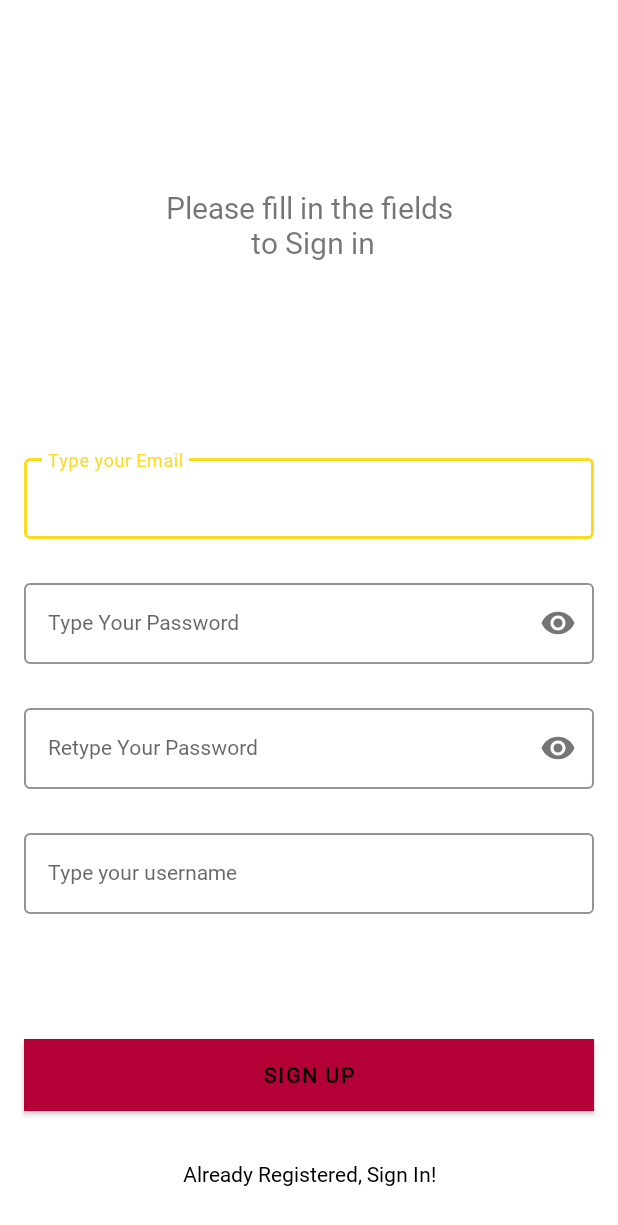
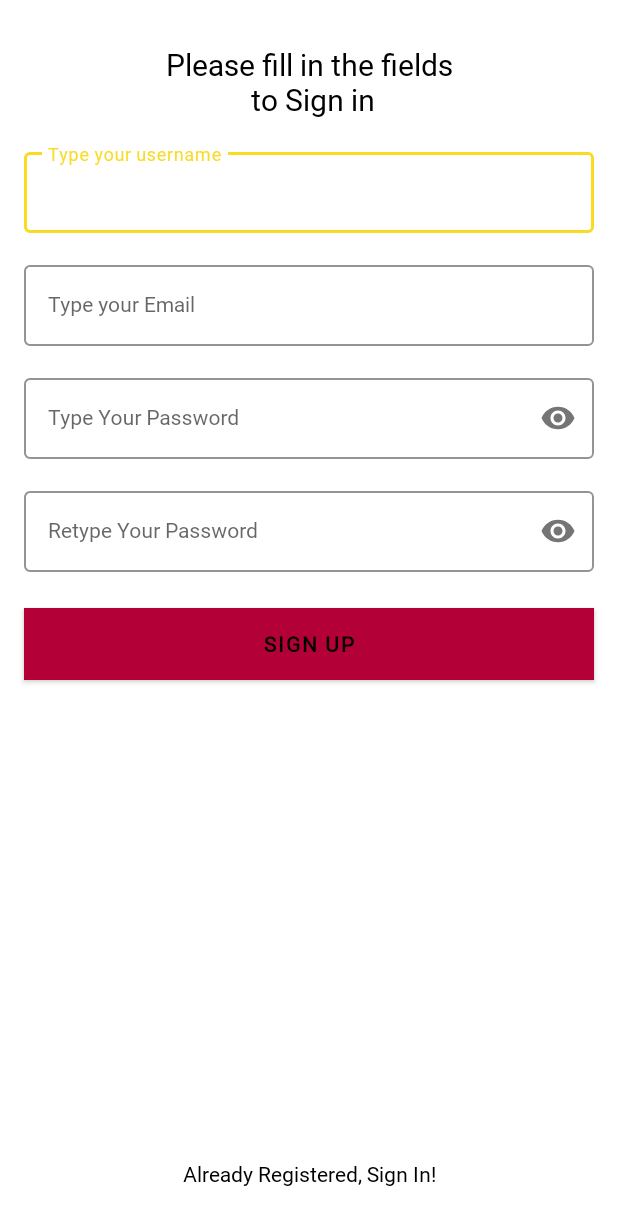
Before and after one commit to H-Alsaifi/BookBox-App, an Android app built with Jetpack Compose: the SignUp screen opened directly, with no data from a screen before it, on a phone screen of 412 x 824 dp. Shown: the top 1225 px of the screen. Run offline under Robolectric (Android 15) with nearby library versions, the phone set to English and light mode, and no system bars; our stand-ins replace Firebase (no records; nobody signed in at launch, a user with empty details on screens opened directly).

Commit message:
v8. Fixed the activity_sign_in.xml and activity_sign_up.xml xml files and added comments to SignIn.kt and SignUp.kt classes.

```diff
--- a/Application/app/src/main/res/layout/activity_sign_up.xml
+++ b/Application/app/src/main/res/layout/activity_sign_up.xml
@@ -6,20 +6,40 @@
     android:layout_height="match_parent"
     tools:context=".SignUp">
 
+    <com.google.android.material.textfield.TextInputLayout
+        android:id="@+id/usernameLayout"
+        style="@style/LoginTextInputOuterFieldStyle"
+        android:layout_width="match_parent"
+        android:layout_height="wrap_content"
+        android:layout_marginHorizontal="16dp"
+        android:layout_marginTop="96dp"
+        app:boxStrokeColor="@color/yellow"
+        app:hintTextColor="@color/yellow"
+        app:layout_constraintEnd_toEndOf="parent"
+        app:layout_constraintStart_toStartOf="parent"
+        app:layout_constraintTop_toTopOf="parent">
+
+        <com.google.android.material.textfield.TextInputEditText
+            android:id="@+id/username"
+            style="@style/LoginTextInputInnerFieldStyle"
+            android:layout_width="match_parent"
+            android:layout_height="wrap_content"
+            android:hint="@string/type_your_username"
+            android:inputType="text" />
+    </com.google.android.material.textfield.TextInputLayout>
 
     <com.google.android.material.textfield.TextInputLayout
         android:id="@+id/emailLayout"
         style="@style/LoginTextInputOuterFieldStyle"
         android:layout_width="match_parent"
         android:layout_height="wrap_content"
+        android:layout_marginTop="16dp"
         android:layout_marginHorizontal="16dp"
-        android:layout_marginTop="300dp"
         app:boxStrokeColor="@color/yellow"
         app:hintTextColor="@color/yellow"
-        app:layout_constraintEnd_toEndOf="parent"
-        app:layout_constraintHorizontal_bias="0.5"
+        app:layout_constraintTop_toBottomOf="@id/usernameLayout"
         app:layout_constraintStart_toStartOf="parent"
-        app:layout_constraintTop_toTopOf="parent">
+        app:layout_constraintEnd_toEndOf="parent">
 
         <com.google.android.material.textfield.TextInputEditText
             android:id="@+id/email"
@@ -31,42 +51,17 @@
     </com.google.android.material.textfield.TextInputLayout>
 
     <com.google.android.material.textfield.TextInputLayout
-        android:id="@+id/usernameLayout"
-        style="@style/LoginTextInputOuterFieldStyle"
-        android:layout_width="match_parent"
-        android:layout_height="wrap_content"
-        android:layout_marginHorizontal="16dp"
-        android:layout_marginTop="24dp"
-        app:boxStrokeColor="@color/yellow"
-        app:hintTextColor="@color/yellow"
-        app:layout_constraintEnd_toEndOf="parent"
-        app:layout_constraintHorizontal_bias="0.5"
-        app:layout_constraintStart_toStartOf="parent"
-        app:layout_constraintTop_toBottomOf="@id/confirmPasswordLayout">
-
-        <com.google.android.material.textfield.TextInputEditText
-            android:id="@+id/username"
-            style="@style/LoginTextInputInnerFieldStyle"
-            android:layout_width="match_parent"
-            android:layout_height="wrap_content"
-            android:hint="@string/type_your_username"
-            android:inputType="text" />
-    </com.google.android.material.textfield.TextInputLayout>
-
-
-    <com.google.android.material.textfield.TextInputLayout
         android:id="@+id/passwordLayout"
         style="@style/LoginTextInputOuterFieldStyle"
         android:layout_width="match_parent"
         android:layout_height="wrap_content"
+        android:layout_marginTop="16dp"
         android:layout_marginHorizontal="16dp"
-        android:layout_marginTop="24dp"
         app:boxStrokeColor="@color/yellow"
         app:hintTextColor="@color/yellow"
+        app:layout_constraintTop_toBottomOf="@id/emailLayout"
+        app:layout_constraintStart_toStartOf="parent"
         app:layout_constraintEnd_toEndOf="parent"
-        app:layout_constraintHorizontal_bias="0.5"
-        app:layout_constraintStart_toStartOf="parent"
-        app:layout_constraintTop_toBottomOf="@id/emailLayout"
         app:passwordToggleEnabled="true">
 
         <com.google.android.material.textfield.TextInputEditText
@@ -83,14 +78,13 @@
         style="@style/LoginTextInputOuterFieldStyle"
         android:layout_width="match_parent"
         android:layout_height="wrap_content"
+        android:layout_marginTop="16dp"
         android:layout_marginHorizontal="16dp"
-        android:layout_marginTop="24dp"
         app:boxStrokeColor="@color/yellow"
         app:hintTextColor="@color/yellow"
+        app:layout_constraintTop_toBottomOf="@id/passwordLayout"
+        app:layout_constraintStart_toStartOf="parent"
         app:layout_constraintEnd_toEndOf="parent"
-        app:layout_constraintHorizontal_bias="0.5"
-        app:layout_constraintStart_toStartOf="parent"
-        app:layout_constraintTop_toBottomOf="@id/passwordLayout"
         app:passwordToggleEnabled="true">
 
         <com.google.android.material.textfield.TextInputEditText
@@ -102,41 +96,41 @@
             android:inputType="textPassword" />
     </com.google.android.material.textfield.TextInputLayout>
 
+    <TextView
+        android:id="@+id/pleaseFill"
+        android:layout_width="wrap_content"
+        android:layout_height="wrap_content"
+        android:gravity="center"
+        android:textColor="@color/black"
+        android:text="@string/pleaseFill"
+        android:textSize="20sp"
+        app:layout_constraintBottom_toTopOf="@id/usernameLayout"
+        app:layout_constraintEnd_toEndOf="parent"
+        app:layout_constraintStart_toStartOf="parent"
+        android:layout_marginBottom="16dp" />
+
     <androidx.appcompat.widget.AppCompatButton
         android:id="@+id/signupButton"
         android:layout_width="0dp"
         android:layout_height="wrap_content"
         android:layout_marginHorizontal="16dp"
+        android:layout_marginTop="24dp"
         android:background="@color/yellow"
         android:text="@string/sign_up"
         android:textColor="@color/black"
         android:textStyle="bold"
-        app:layout_constraintBottom_toBottomOf="parent"
         app:layout_constraintEnd_toEndOf="parent"
-        app:layout_constraintHorizontal_bias="0.5"
         app:layout_constraintStart_toStartOf="parent"
-        app:layout_constraintTop_toBottomOf="@+id/usernameLayout" />
+        app:layout_constraintTop_toBottomOf="@id/confirmPasswordLayout" />
+
     <TextView
         android:id="@+id/alreadySigned"
         android:layout_width="wrap_content"
         android:layout_height="wrap_content"
+        android:layout_marginBottom="32dp"
+        android:text="@string/alreadyReg"
         android:textColor="@color/black"
-        android:text="@string/alreadyReg"
         app:layout_constraintBottom_toBottomOf="parent"
         app:layout_constraintEnd_toEndOf="parent"
-        app:layout_constraintHorizontal_bias="0.5"
-        app:layout_constraintStart_toStartOf="parent"
-        app:layout_constraintTop_toBottomOf="@+id/signupButton" />
-
-    <TextView
-        android:id="@+id/pleaseFill"
-        android:layout_width="wrap_content"
-        android:layout_height="wrap_content"
-        android:gravity="center"
-        android:text="@string/pleaseFill"
-        android:textSize="20sp"
-        app:layout_constraintBottom_toTopOf="@id/emailLayout"
-        app:layout_constraintEnd_toEndOf="parent"
-        app:layout_constraintStart_toStartOf="parent"
-        app:layout_constraintTop_toTopOf="parent" />
+        app:layout_constraintStart_toStartOf="parent" />
 </androidx.constraintlayout.widget.ConstraintLayout>
--- a/Application/app/src/main/res/values/colors.xml
+++ b/Application/app/src/main/res/values/colors.xml
@@ -16,4 +16,5 @@
     <color name="yellow_night">#FFC107</color>
     <color name="rose">#FF6161</color>
     <color name="lightRose">#B30036</color>
+
 </resources>
--- a/Application/app/src/main/res/values/strings.xml
+++ b/Application/app/src/main/res/values/strings.xml
@@ -12,7 +12,7 @@
     <string name="invalid_username">Not a valid username</string>
     <string name="invalid_password">Password must be >5 characters</string>
     <string name="login_failed">"Login failed"</string>
-    <string name="welcome_message">Welcome!\nPlease Sign in or Sign up to continue</string>
+    <string name="welcome_message">Welcome!\nPlease Sign in or Sign up\n to continue</string>
     <string name="NotRegistered">Not Registered Yet, Sign Up!</string>
     <string name="sign_in">Sign In</string>
     <string name="typePass">Type Your Password</string>
--- a/Application/app/src/main/res/values/styles.xml
+++ b/Application/app/src/main/res/values/styles.xml
@@ -2,6 +2,7 @@
 <resources>
 
     <style name="AppTheme" parent="Theme.AppCompat.Light.DarkActionBar">
+        <item name="android:fontFamily">@font/roboto_regular</item>
     </style>
 
     <style name="ButtonStyle" parent="Widget.MaterialComponents.Button">
```
Also changed, not shown: Application/app/src/main/AndroidManifest.xml (+6 -11 lines), Application/app/src/main/java/ca/dal/cs/csci4176/group01undergraduate/SignIn.kt (+21 -0 lines), Application/app/src/main/java/ca/dal/cs/csci4176/group01undergraduate/SignUp.kt (+21 -1 lines), Application/app/src/main/res/layout/activity_sign_in.xml (+22 -20 lines).
